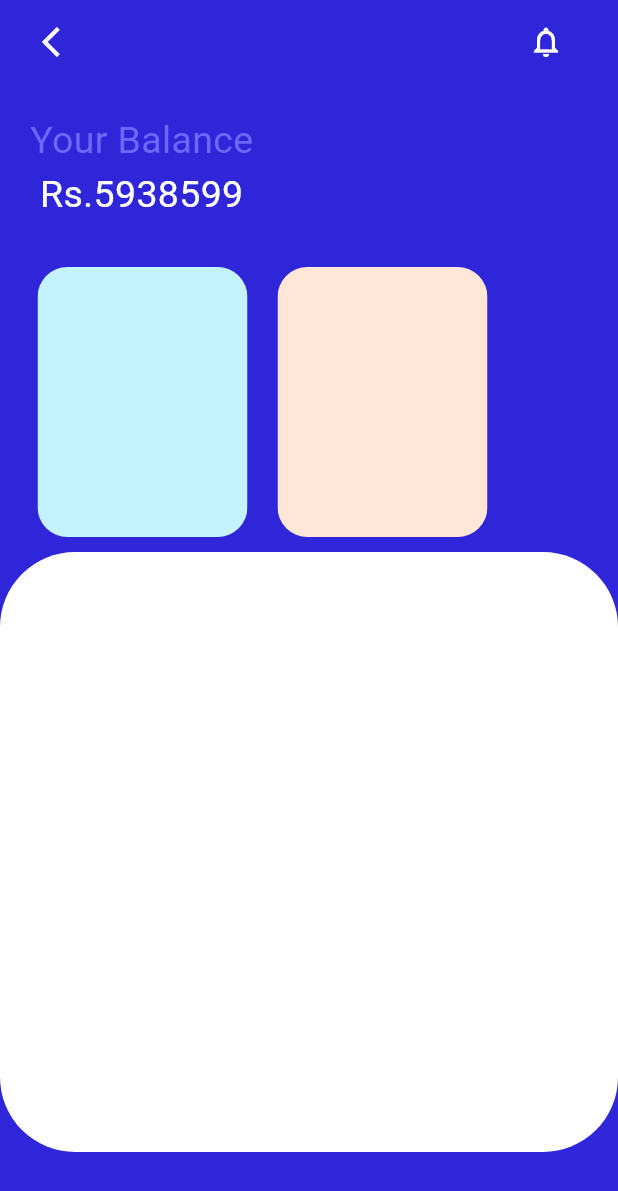
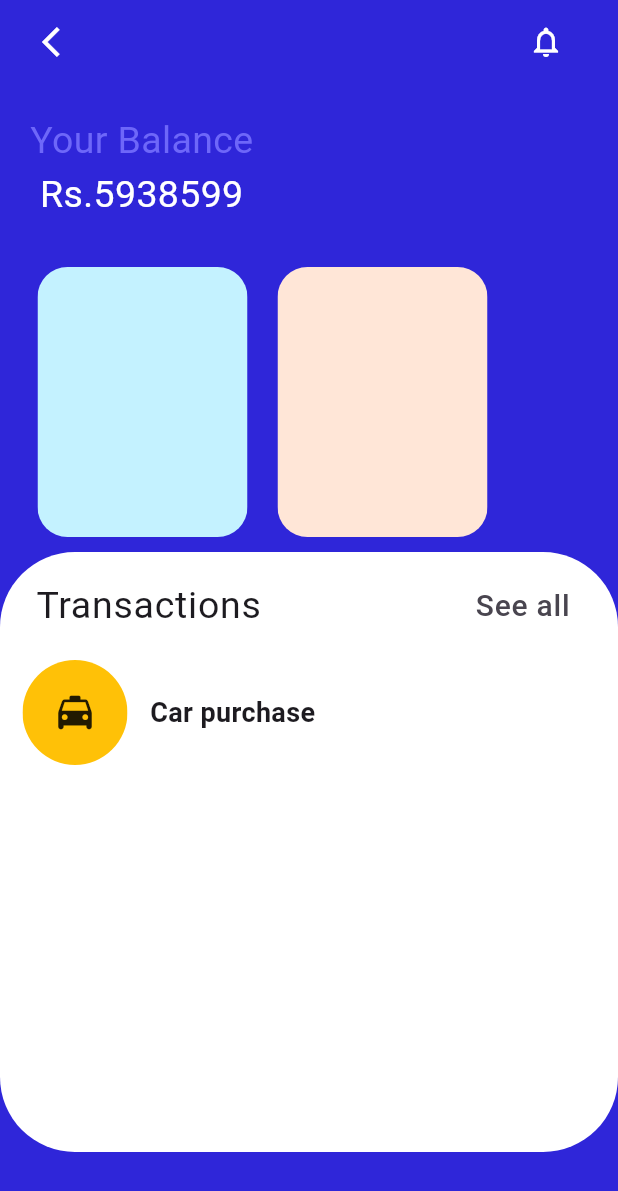
Before and after one commit to BipinL/bankUI, a Flutter app: the screen it shows after launch, on a phone screen of 412 x 824 dp. Shown: the top 1191 px of the screen. Run offline on Flutter 3.47's test engine with Material 2 defaults, Android fonts, the phone set to English and light mode, and no system bars; our stand-ins replace get.

Commit message:
next container stated

```diff
--- a/lib/views/home.dart
+++ b/lib/views/home.dart
@@ -9,7 +9,7 @@ class HomeView extends StatelessWidget {
     num ff2f26d9;
     return SafeArea(
       child: Scaffold(
-        backgroundColor: Color(0xff2f26d9),
+        backgroundColor: const Color(0xff2f26d9),
         body: SingleChildScrollView(
           child: Column(
             children: [
@@ -79,7 +79,7 @@ class HomeView extends StatelessWidget {
                           child: Container(
                             height: 180,
                             width: 140,
-                            color: Color(0xffffe6d7),
+                            color: const Color(0xffffe6d7),
                           ),
                         ),
                       ),
@@ -92,7 +92,48 @@ class HomeView extends StatelessWidget {
                 child: Container(
                   height: 400,
                   width: Get.size.width,
-                  color: Color(0xffffffff),
+                  color: const Color(0xffffffff),
+                  child: Column(
+                    children: [
+                      Padding(
+                        padding: EdgeInsets.all(8.0),
+                        child: ListTile(
+                          title: Text(
+                            "Transactions",
+                            style: TextStyle(fontSize: 25),
+                          ),
+                          trailing: Text(
+                            "See all",
+                            style: TextStyle(fontSize: 20),
+                          ),
+                        ),
+                      ),
+                      Row(
+                        children: [
+                          Padding(
+                            padding: const EdgeInsets.symmetric(horizontal: 15),
+                            child: ClipRRect(
+                              borderRadius: BorderRadius.circular(40),
+                              child: Container(
+                                height: 70,
+                                width: 70,
+                                color: Colors.amber,
+                                child: Icon(
+                                  Icons.local_taxi_rounded,
+                                  size: 30,
+                                ),
+                              ),
+                            ),
+                          ),
+                          Text(
+                            "Car purchase",
+                            style: TextStyle(
+                                fontSize: 18, fontWeight: FontWeight.w600),
+                          ),
+                        ],
+                      )
+                    ],
+                  ),
                 ),
               )
             ],
```
